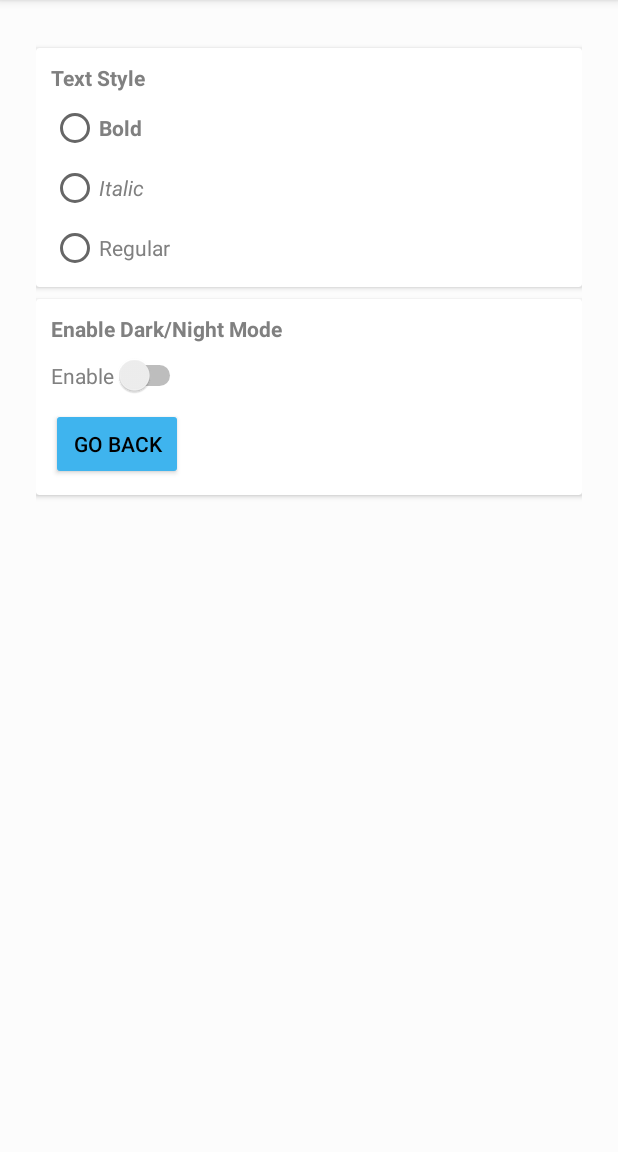
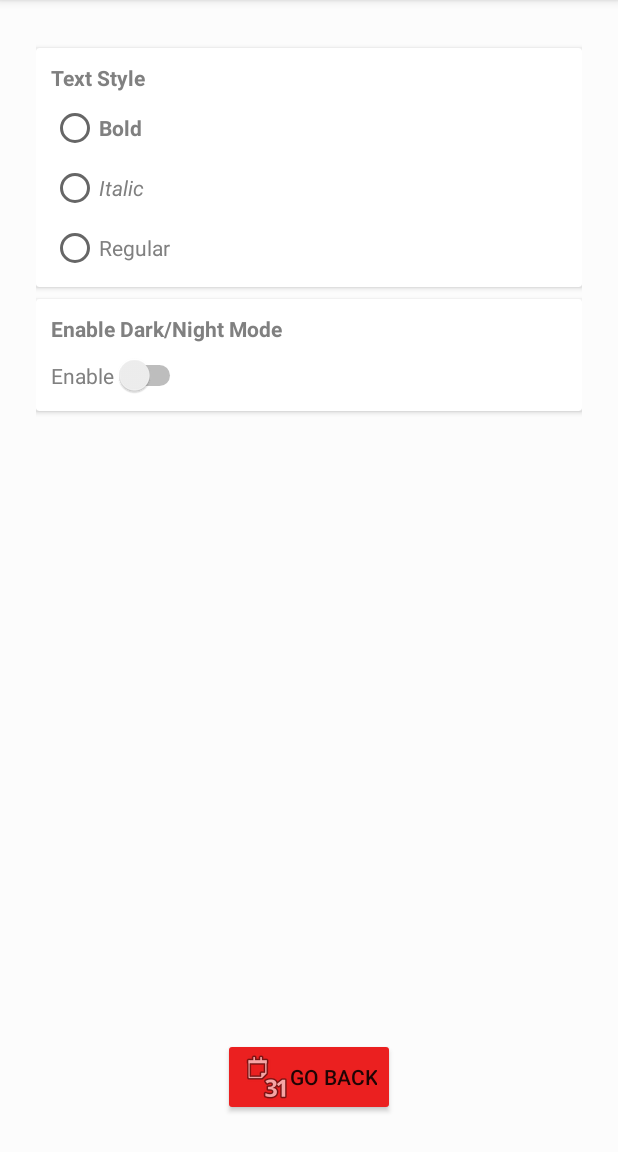
Before and after one commit to Zizo001/3354---Team-Rocket, an Android app: the setting screen opened directly, with no data from a screen before it, on a phone screen of 412 x 824 dp, the part 84-1236 px from its top. Run offline under Robolectric (Android 15) with nearby library versions, the phone set to English and light mode, and no system bars; Roboto replaces fonts that are not available here.

Commit message:
Update setting_view.xml

```diff
--- a/app/src/main/res/layout/setting_view.xml
+++ b/app/src/main/res/layout/setting_view.xml
@@ -86,18 +86,23 @@
                 android:text="Enable"
                 android:textColor="?attr/textcolor"/>
 
-            <Button
-                android:id="@+id/goback"
-                android:layout_width="wrap_content"
-                android:layout_height="wrap_content"
-                android:layout_marginTop="8dp"
-                android:backgroundTint="#FF3FB4EE"
-                android:onClick="rbclick"
-                android:text="Go back"
-                android:textColor="#000000" />
-
 
         </LinearLayout>
     </androidx.cardview.widget.CardView>
 
+        <RelativeLayout
+        android:layout_width="match_parent"
+        android:layout_height="match_parent"
+        android:gravity="bottom|center">
+
+        <Button
+            android:id="@+id/goback"
+            android:layout_width="wrap_content"
+            android:layout_height="wrap_content"
+            android:backgroundTint="#EB2020"
+            android:drawableLeft="@android:drawable/ic_menu_month"
+            android:onClick="onClick"
+            android:text="Go Back" />
+    </RelativeLayout>
+
 </LinearLayout>
```
